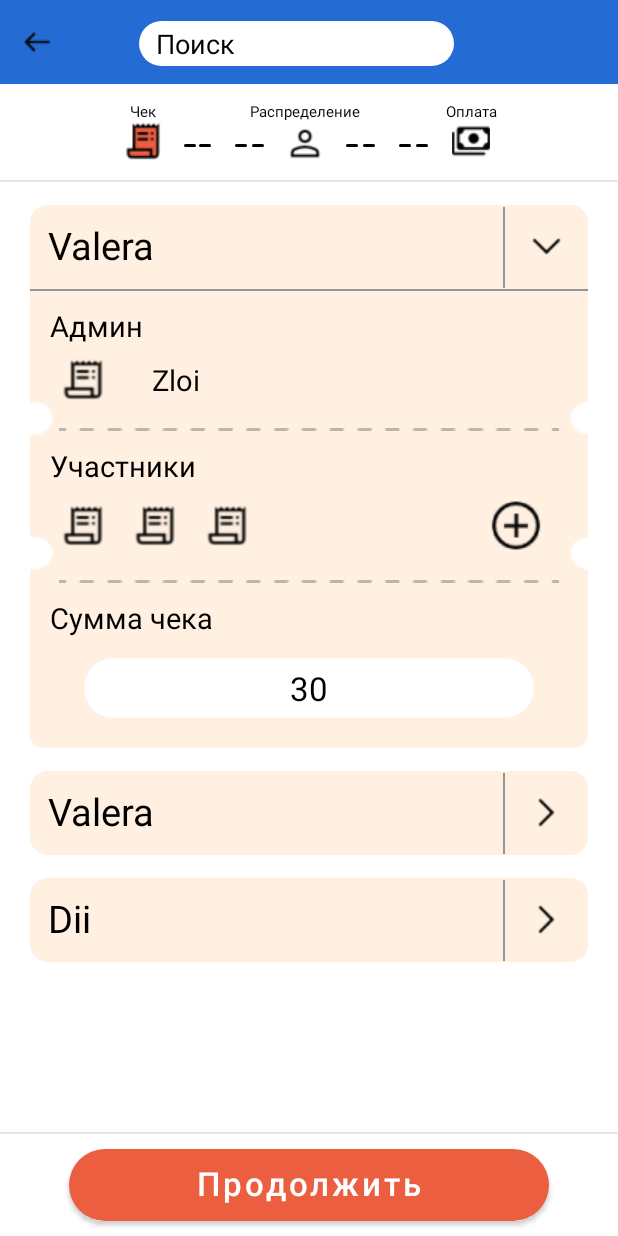
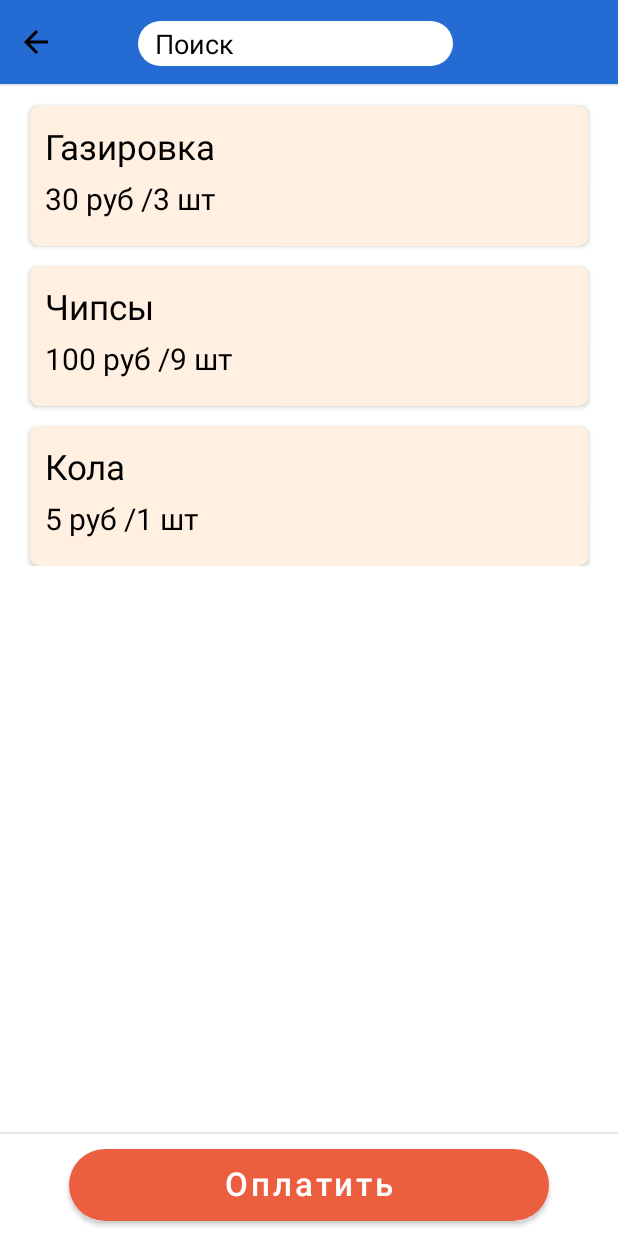
Before and after one commit to Coo3n/Quick-Cheque, an Android app: the screen it shows after launch (MainActivity), on a phone screen of 412 x 824 dp. Run offline under Robolectric (Android 15) with nearby library versions, the phone set to English and light mode, and no system bars; our stand-ins replace RxJava; libraries missing offline, so code that uses them is left out: com.jakewharton.rxbinding2; 1 statement that could not run was skipped.

Commit message:
Reworked list in payment layout

```diff
--- a/app/src/main/java/com/example/quick_cheque/MainActivity.kt
+++ b/app/src/main/java/com/example/quick_cheque/MainActivity.kt
@@ -3,6 +3,7 @@ package com.example.quick_cheque
 import androidx.appcompat.app.AppCompatActivity
 import android.os.Bundle
 import com.example.quick_cheque.databinding.ActivityMainBinding
+import com.example.quick_cheque.screens.room_cheque_fragments.PaymentChequeFragment
 
 class MainActivity : AppCompatActivity() {
     lateinit var binding: ActivityMainBinding
--- a/app/src/main/java/com/example/quick_cheque/adapters/ListProductsAdapter.kt
+++ b/app/src/main/java/com/example/quick_cheque/adapters/ListProductsAdapter.kt
@@ -9,7 +9,7 @@ import androidx.recyclerview.widget.RecyclerView
 import com.example.quick_cheque.databinding.CardChoiceProductItemBinding
 import com.example.quick_cheque.model.Product
 
-class ListProductsAdapter :
+open class ListProductsAdapter :
     ListAdapter<Product, ListProductsAdapter.ListProductsViewHolder>(ListProductDiffCallBack()) {
     override fun onCreateViewHolder(parent: ViewGroup, viewType: Int): ListProductsViewHolder {
         return ListProductsViewHolder.create(parent)
--- /dev/null
+++ b/app/src/main/java/com/example/quick_cheque/screens/room_cheque_fragments/PaymentChequeFragment.kt
@@ -0,0 +1,110 @@
+package com.example.quick_cheque.screens.room_cheque_fragments
+
+import android.os.Bundle
+import android.util.Log
+import android.view.LayoutInflater
+import android.view.View
+import android.view.ViewGroup
+import android.widget.ImageView
+import androidx.constraintlayout.widget.ConstraintLayout
+import androidx.fragment.app.Fragment
+import androidx.recyclerview.widget.LinearLayoutManager
+import com.example.quick_cheque.R
+import com.example.quick_cheque.adapters.ListProductsAdapter
+import com.example.quick_cheque.databinding.FragmentPaymentChequeBinding
+import com.example.quick_cheque.model.Product
+import com.jakewharton.rxbinding2.widget.RxTextView
+import io.reactivex.android.schedulers.AndroidSchedulers
+import io.reactivex.disposables.CompositeDisposable
+import io.reactivex.schedulers.Schedulers
+import java.math.BigDecimal
+import java.util.concurrent.TimeUnit
+
+class PaymentChequeFragment : Fragment() {
+    private var binding: FragmentPaymentChequeBinding? = null
+    private val _binding: FragmentPaymentChequeBinding
+        get() = binding!!
+
+    private lateinit var recyclerViewListProductsAdapter: ListProductsAdapter
+    private lateinit var listItems: MutableList<Product>
+
+    private val disposeBag = CompositeDisposable()
+
+    override fun onCreateView(
+        inflater: LayoutInflater, container: ViewGroup?,
+        savedInstanceState: Bundle?
+    ): View? {
+        binding = FragmentPaymentChequeBinding.inflate(inflater)
+        return _binding.root
+    }
+
+    override fun onViewCreated(view: View, savedInstanceState: Bundle?) {
+        super.onViewCreated(view, savedInstanceState)
+        listItems = getProductList()
+        setupRecyclerViewListProducts()
+        recyclerViewListProductsAdapter.submitList(listItems)
+
+        disposeBag.add(
+            RxTextView.textChanges(_binding.searchField)
+                .debounce(500, TimeUnit.MILLISECONDS)
+                .subscribeOn(Schedulers.io())
+                .observeOn(AndroidSchedulers.mainThread())
+                .subscribe {
+                    Log.i("MyTag", it.toString())
+                    filterSearchingItems(it.toString())
+                }
+        )
+    }
+
+    private fun filterSearchingItems(searchText: String) {
+        val filteredListItems: MutableList<Product> =
+            (listItems as MutableList<Product>)
+                .filter { item ->
+                    item.titleProduct.lowercase().trim()
+                        .contains(searchText.lowercase().trim())
+                }
+                .toMutableList()
+
+        recyclerViewListProductsAdapter.submitList(filteredListItems)
+    }
+
+    private fun setupRecyclerViewListProducts() = with(_binding) {
+        recyclerViewListProductsAdapter = object : ListProductsAdapter() {
+            @Override
+            override fun onBindViewHolder(holder: ListProductsViewHolder, position: Int) {
+                holder.bind(getItem(position))
+                holder.itemView.findViewById<ImageView>(R.id.divideLine).visibility = View.INVISIBLE
+                holder.itemView.findViewById<ConstraintLayout>(R.id.userInfoContainer).visibility = View.GONE
+            }
+        }
+        listProducts.setHasFixedSize(true)
+        listProducts.layoutManager = LinearLayoutManager(requireContext())
+        listProducts.adapter = recyclerViewListProductsAdapter
+    }
+
+    private fun getProductList(): MutableList<Product> {
+        return mutableListOf(
+            Product(
+                "Газировка",
+                BigDecimal(30),
+                3
+            ),
+            Product(
+                "Чипсы",
+                BigDecimal(100),
+                9
+            ),
+            Product(
+                "Кола",
+                BigDecimal(5),
+                1
+            )
+        )
+    }
+
+    override fun onDestroy() {
+        disposeBag.clear()
+        binding = null
+        super.onDestroy()
+    }
+}
--- /dev/null
+++ b/app/src/main/res/drawable/baseline_arrow_back_24.xml
@@ -0,0 +1,5 @@
+<vector android:autoMirrored="true" android:height="24dp"
+    android:tint="#000000" android:viewportHeight="24"
+    android:viewportWidth="24" android:width="24dp" xmlns:android="http://schemas.android.com/apk/res/android">
+    <path android:fillColor="@android:color/white" android:pathData="M20,11H7.83l5.59,-5.59L12,4l-8,8 8,8 1.41,-1.41L7.83,13H20v-2z"/>
+</vector>
--- a/app/src/main/res/layout/card_choice_product_item.xml
+++ b/app/src/main/res/layout/card_choice_product_item.xml
@@ -46,6 +46,7 @@
             tools:text="560 р / 4шт" />
 
         <ImageView
+            android:id="@+id/divideLine"
             android:layout_width="match_parent"
             android:layout_height="wrap_content"
             android:layout_marginTop="16dp"
@@ -56,6 +57,7 @@
             tools:ignore="HardcodedText" />
 
         <androidx.constraintlayout.widget.ConstraintLayout
+            android:id="@+id/userInfoContainer"
             android:layout_width="match_parent"
             android:layout_height="match_parent"
             android:layout_marginTop="7dp"
--- /dev/null
+++ b/app/src/main/res/layout/fragment_payment_cheque.xml
@@ -0,0 +1,109 @@
+<?xml version="1.0" encoding="utf-8"?>
+<androidx.constraintlayout.widget.ConstraintLayout xmlns:android="http://schemas.android.com/apk/res/android"
+    xmlns:app="http://schemas.android.com/apk/res-auto"
+    xmlns:tools="http://schemas.android.com/tools"
+    android:layout_width="match_parent"
+    android:layout_height="match_parent"
+    android:id="@+id/PaymentChequeFragment"
+    tools:context=".screens.room_cheque_fragments.PaymentChequeFragment">
+
+    <androidx.constraintlayout.widget.ConstraintLayout
+        android:id="@+id/custom_toll_bar"
+        android:layout_width="match_parent"
+        android:layout_height="?android:actionBarSize"
+        android:background="@color/blue"
+        app:layout_constraintLeft_toLeftOf="parent"
+        app:layout_constraintRight_toRightOf="parent"
+        app:layout_constraintTop_toTopOf="parent">
+
+        <androidx.appcompat.widget.AppCompatImageButton
+            android:id="@+id/buttonBack"
+            android:layout_width="wrap_content"
+            android:layout_height="wrap_content"
+            android:layout_marginStart="12dp"
+            android:layout_marginTop="17dp"
+            android:layout_marginEnd="30dp"
+            android:layout_marginBottom="17dp"
+            android:background="@color/blue"
+            android:scaleType="centerCrop"
+            android:src="@drawable/baseline_arrow_back_24"
+            android:tint="@color/black"
+            app:layout_constraintBottom_toBottomOf="parent"
+            app:layout_constraintLeft_toLeftOf="parent"
+            app:layout_constraintTop_toTopOf="parent" />
+
+        <androidx.appcompat.widget.AppCompatEditText
+            android:id="@+id/searchField"
+            android:layout_width="210dp"
+            android:layout_height="30dp"
+            android:layout_marginStart="30dp"
+            android:layout_marginTop="15dp"
+            android:layout_marginEnd="84dp"
+            android:layout_marginBottom="13dp"
+            android:background="@drawable/style_toolbar_search_item"
+            android:ellipsize="end"
+            android:hint="Поиск"
+            android:maxLines="1"
+            android:paddingStart="11dp"
+            android:paddingEnd="10dp"
+            android:textColor="@color/black"
+            android:textColorHint="@color/black"
+            app:layout_constraintBottom_toBottomOf="parent"
+            app:layout_constraintLeft_toRightOf="@id/buttonBack"
+            app:layout_constraintRight_toRightOf="parent"
+            app:layout_constraintTop_toTopOf="parent" />
+    </androidx.constraintlayout.widget.ConstraintLayout>
+
+    <View
+        android:id="@+id/firstDividingStrip"
+        android:layout_width="match_parent"
+        android:layout_height="1dp"
+        android:background="@color/gray"
+        app:layout_constraintLeft_toLeftOf="parent"
+        app:layout_constraintRight_toRightOf="parent"
+        app:layout_constraintTop_toBottomOf="@+id/custom_toll_bar" />
+
+    <androidx.recyclerview.widget.RecyclerView
+        android:id="@+id/listProducts"
+        android:layout_width="match_parent"
+        android:layout_height="wrap_content"
+        android:layout_marginBottom="20dp"
+        android:overScrollMode="never"
+        android:scrollbars="none"
+        app:layout_constrainedHeight="true"
+        app:layout_constraintBottom_toTopOf="@id/secondDividingStrip"
+        app:layout_constraintLeft_toLeftOf="parent"
+        app:layout_constraintRight_toRightOf="parent"
+        app:layout_constraintTop_toBottomOf="@id/firstDividingStrip"
+        app:layout_constraintVertical_bias="0"
+        tools:listitem="@layout/card_choice_product_item" />
+
+    <View
+        android:id="@+id/secondDividingStrip"
+        android:layout_width="match_parent"
+        android:layout_height="1dp"
+        android:layout_marginBottom="10dp"
+        android:background="@color/gray"
+        app:layout_constraintBottom_toTopOf="@id/buttonPay"
+        app:layout_constraintLeft_toLeftOf="parent"
+        app:layout_constraintRight_toRightOf="parent" />
+
+    <Button
+        android:id="@+id/buttonPay"
+        android:layout_width="320dp"
+        android:layout_height="48dp"
+        android:layout_marginStart="20dp"
+        android:layout_marginEnd="20dp"
+        android:layout_marginBottom="10dp"
+        android:background="@drawable/style_orange_button_next"
+        android:gravity="center"
+        android:paddingTop="1dp"
+        android:paddingBottom="4dp"
+        android:text="Оплатить"
+        android:textAllCaps="false"
+        android:textColor="@color/white"
+        android:textSize="22sp"
+        app:layout_constraintBottom_toBottomOf="parent"
+        app:layout_constraintLeft_toLeftOf="parent"
+        app:layout_constraintRight_toRightOf="parent" />
+</androidx.constraintlayout.widget.ConstraintLayout>
--- a/app/src/main/res/navigation/nav_graph.xml
+++ b/app/src/main/res/navigation/nav_graph.xml
@@ -3,31 +3,11 @@
     xmlns:app="http://schemas.android.com/apk/res-auto"
     xmlns:tools="http://schemas.android.com/tools"
     android:id="@+id/nav_graph"
-    app:startDestination="@id/choiceChequeFragment">
-
+    app:startDestination="@id/paymentChequeFragment">
     <fragment
-        android:id="@+id/blankFragment"
-        android:name="com.example.quick_cheque.screens.room_cheque_fragments.ChoiceProductFragment"
-        android:label="fragment_blank"
-        tools:layout="@layout/fragment_choice_product">
-        <action
-            android:id="@+id/action_blankFragment_to_choiceChequeFragment"
-            app:destination="@id/choiceChequeFragment" />
-        <action
-            android:id="@+id/action_blankFragment_to_distributedChequeFragment"
-            app:destination="@id/distributedChequeFragment" />
-    </fragment>
-    <fragment
-        android:id="@+id/choiceChequeFragment"
-        android:name="com.example.quick_cheque.screens.room_cheque_fragments.ChoiceChequeFragment"
-        android:label="fragment_choice_cheque"
-        tools:layout="@layout/fragment_choice_cheque">
-        <action
-            android:id="@+id/action_choiceChequeFragment_to_blankFragment"
-            app:destination="@id/blankFragment" />
-    </fragment>
-    <fragment
-        android:id="@+id/distributedChequeFragment"
-        android:name="com.example.quick_cheque.screens.room_cheque_fragments.DistributedChequeFragment"
-        android:label="DistributedChequeFragment" />
+        android:id="@+id/paymentChequeFragment"
+        android:name="com.example.quick_cheque.screens.room_cheque_fragments.PaymentChequeFragment"
+        android:label="fragment_payment_cheque"
+        tools:layout="@layout/fragment_payment_cheque" />
+    <fragment android:id="@+id/placeholder" />
 </navigation>
```
